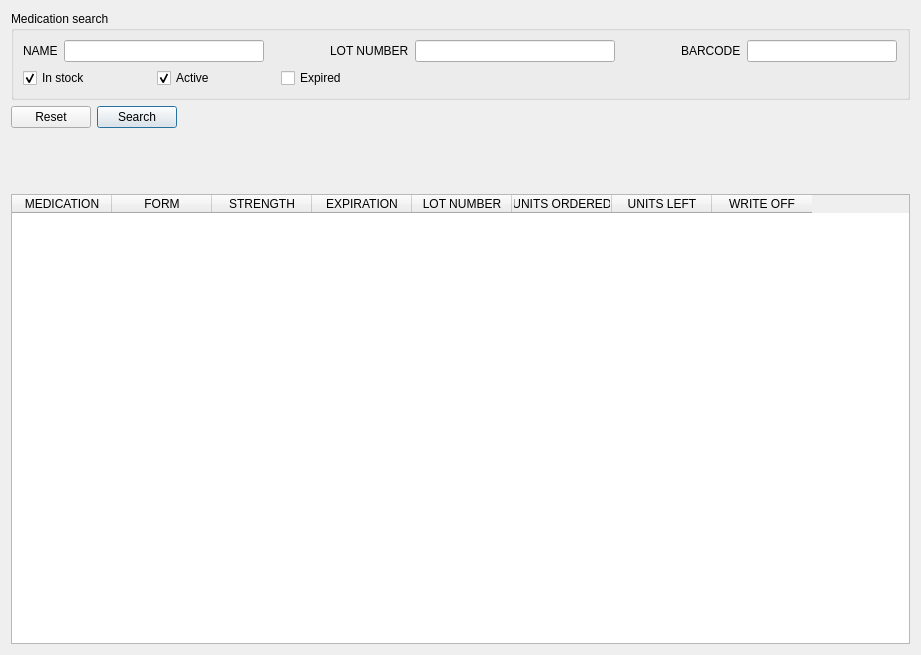
kyledevans/Medicine-Track, file mtrack/inventoryframe.ui: the form before one commit.
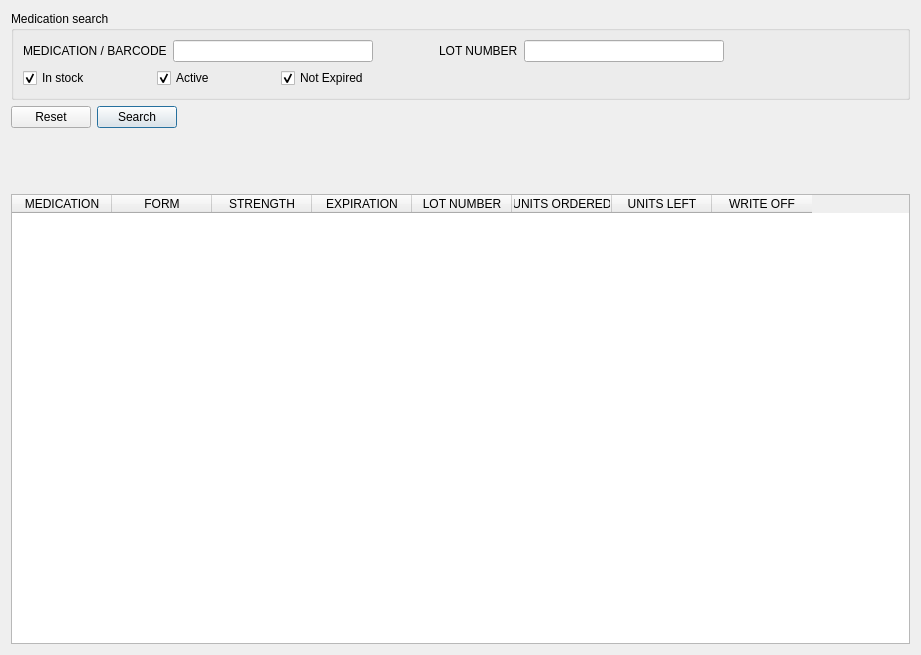
The form after the commit.

Commit message: InventoryFrame now uses bind values. 	modified:   mtrack/inventoryframe.cpp 	modified:   mtrack/inventoryframe.ui

What changed in the file:
```diff
--- a/mtrack/inventoryframe.ui
+++ b/mtrack/inventoryframe.ui
@@ -31,7 +31,7 @@
         <item>
          <widget class="QLabel" name="nameLabel">
           <property name="text">
-           <string>NAME</string>
+           <string>MEDICATION / BARCODE</string>
           </property>
          </widget>
         </item>
@@ -45,7 +45,7 @@
           </property>
           <property name="maximumSize">
            <size>
-            <width>250</width>
+            <width>200</width>
             <height>16777215</height>
            </size>
           </property>
@@ -84,45 +84,6 @@
           </property>
           <property name="maximumSize">
            <size>
-            <width>250</width>
-            <height>16777215</height>
-           </size>
-          </property>
-         </widget>
-        </item>
-        <item>
-         <spacer name="horizontalSpacer_2">
-          <property name="orientation">
-           <enum>Qt::Horizontal</enum>
-          </property>
-          <property name="sizeType">
-           <enum>QSizePolicy::Fixed</enum>
-          </property>
-          <property name="sizeHint" stdset="0">
-           <size>
-            <width>60</width>
-            <height>20</height>
-           </size>
-          </property>
-         </spacer>
-        </item>
-        <item>
-         <widget class="QLabel" name="barcodeLabel">
-          <property name="text">
-           <string>BARCODE</string>
-          </property>
-         </widget>
-        </item>
-        <item>
-         <widget class="QLineEdit" name="barcodeField">
-          <property name="minimumSize">
-           <size>
-            <width>150</width>
-            <height>0</height>
-           </size>
-          </property>
-          <property name="maximumSize">
-           <size>
             <width>200</width>
             <height>16777215</height>
            </size>
@@ -201,7 +162,10 @@
         <item>
          <widget class="QCheckBox" name="expiredCheckbox">
           <property name="text">
-           <string>Expired</string>
+           <string>Not Expired</string>
+          </property>
+          <property name="checked">
+           <bool>true</bool>
           </property>
          </widget>
         </item>
```
Left out of the diff: 37 changed lines with no effect on the pictures. The commit also changes 1 other file.
